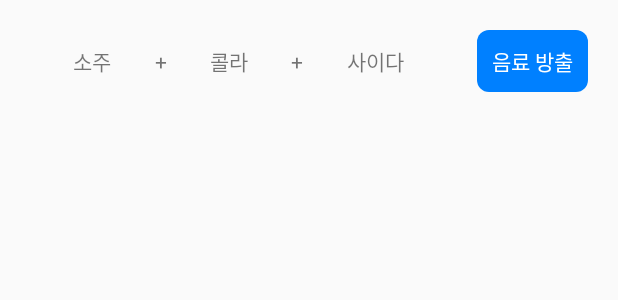
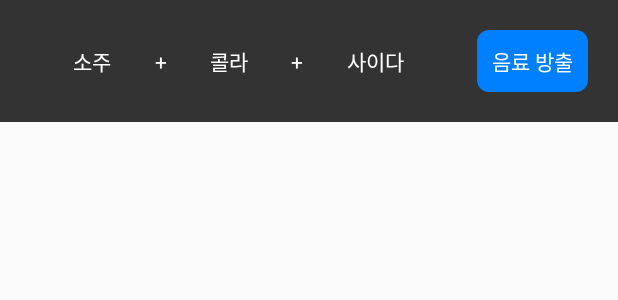
Before and after one commit to minfrank35/RandomAlcoholMachine, an Android app: the layout recipe_list_item.xml on its own in the app's theme, with its tools: preview values and no code run, on a phone screen of 412 x 824 dp. Shown: the top 300 px of the screen. Run offline under Robolectric (Android 15) with nearby library versions, the phone set to English and light mode, and no system bars.

Commit message:
2차 수정

```diff
--- a/app/src/main/java/org/techtown/cap2/view/DrinkPageboomActivity.java
+++ b/app/src/main/java/org/techtown/cap2/view/DrinkPageboomActivity.java
@@ -119,11 +119,6 @@ public class DrinkPageboomActivity extends AppCompatActivity {
 
 
 
-
-
-
-
-        back2 = findViewById(R.id.back2);
 
         back2.setOnClickListener(view -> {
             Intent intent = new Intent(this,MainActivity.class);
--- a/app/src/main/res/drawable/radius.xml
+++ b/app/src/main/res/drawable/radius.xml
@@ -1,5 +1,5 @@
 <?xml version="1.0" encoding="utf-8"?>
 <shape xmlns:android="http://schemas.android.com/apk/res/android">
-    <solid android:color="#ffffff"/>
+    <solid android:color="#333333"/>
     <corners android:radius="20dp"/>
 </shape>
--- a/app/src/main/res/layout/recipe_list_item.xml
+++ b/app/src/main/res/layout/recipe_list_item.xml
@@ -1,11 +1,11 @@
 <?xml version="1.0" encoding="utf-8"?>
 <androidx.constraintlayout.widget.ConstraintLayout xmlns:android="http://schemas.android.com/apk/res/android"
+    xmlns:app="http://schemas.android.com/apk/res-auto"
+    xmlns:tools="http://schemas.android.com/tools"
     android:layout_width="match_parent"
     android:layout_height="wrap_content"
-    android:padding="20dp"
-    xmlns:app="http://schemas.android.com/apk/res-auto"
-    xmlns:tools="http://schemas.android.com/tools"
-    >
+    android:background="#333333"
+    android:padding="20dp">
 
     <TextView
         android:id="@+id/first_item"
@@ -13,26 +13,27 @@
         android:layout_height="wrap_content"
         android:fontFamily="@font/cookie_run_regular"
 
+        android:textColor="#FFFFFF"
+        app:layout_constraintBottom_toBottomOf="parent"
+        app:layout_constraintEnd_toStartOf="@id/plus1"
+        app:layout_constraintHorizontal_chainStyle="spread"
         app:layout_constraintStart_toStartOf="parent"
-        app:layout_constraintEnd_toStartOf="@id/plus1"
+
         app:layout_constraintTop_toTopOf="parent"
-        app:layout_constraintBottom_toBottomOf="parent"
-        app:layout_constraintHorizontal_chainStyle="spread"
+        tools:text="소주" />
 
-        tools:text="소주"
-        />
     <TextView
         android:id="@+id/plus1"
         android:layout_width="wrap_content"
         android:layout_height="wrap_content"
         android:fontFamily="@font/cookie_run_regular"
         android:text="+"
+        android:textColor="#FFFFFF"
+        app:layout_constraintBottom_toBottomOf="parent"
+        app:layout_constraintEnd_toStartOf="@id/second_item"
         app:layout_constraintStart_toEndOf="@id/first_item"
-        app:layout_constraintEnd_toStartOf="@id/second_item"
-        app:layout_constraintTop_toTopOf="parent"
-        app:layout_constraintBottom_toBottomOf="parent"
 
-        />
+        app:layout_constraintTop_toTopOf="parent" />
 
     <TextView
         android:id="@+id/second_item"
@@ -40,13 +41,13 @@
         android:layout_height="wrap_content"
         android:fontFamily="@font/cookie_run_regular"
 
+        android:textColor="#FFFFFF"
+        app:layout_constraintBottom_toBottomOf="parent"
+        app:layout_constraintEnd_toStartOf="@id/plus2"
         app:layout_constraintStart_toEndOf="@id/plus1"
-        app:layout_constraintEnd_toStartOf="@id/plus2"
+
         app:layout_constraintTop_toTopOf="parent"
-        app:layout_constraintBottom_toBottomOf="parent"
-
-        tools:text="콜라"
-        />
+        tools:text="콜라" />
 
     <TextView
         android:id="@+id/plus2"
@@ -54,41 +55,40 @@
         android:layout_height="wrap_content"
         android:fontFamily="@font/cookie_run_regular"
         android:text="+"
+        android:textColor="#FFFFFF"
+        app:layout_constraintBottom_toBottomOf="parent"
+        app:layout_constraintEnd_toStartOf="@id/third_item"
         app:layout_constraintStart_toEndOf="@id/second_item"
-        app:layout_constraintEnd_toStartOf="@id/third_item"
-        app:layout_constraintTop_toTopOf="parent"
-        app:layout_constraintBottom_toBottomOf="parent"
 
-        />
+        app:layout_constraintTop_toTopOf="parent" />
 
     <TextView
         android:id="@+id/third_item"
         android:layout_width="wrap_content"
         android:layout_height="wrap_content"
+        android:layout_marginEnd="20dp"
         android:fontFamily="@font/cookie_run_regular"
-        android:layout_marginEnd="20dp"
 
-        app:layout_constraintStart_toEndOf="@id/plus2"
-        app:layout_constraintTop_toTopOf="parent"
+        android:textColor="#FFFFFF"
         app:layout_constraintBottom_toBottomOf="parent"
         app:layout_constraintEnd_toStartOf="@id/out_button"
+        app:layout_constraintStart_toEndOf="@id/plus2"
 
-        tools:text="사이다"
-        />
+        app:layout_constraintTop_toTopOf="parent"
+        tools:text="사이다" />
 
     <TextView
         android:id="@+id/out_button"
         android:layout_width="wrap_content"
         android:layout_height="wrap_content"
+        android:background="@drawable/button_background"
         android:fontFamily="@font/cookie_run_regular"
-        android:background="@drawable/button_background"
 
         android:padding="10dp"
         android:text="음료 방출"
         android:textColor="#ffffff"
         app:layout_constraintEnd_toEndOf="parent"
-        app:layout_constraintTop_toTopOf="parent"
-        />
+        app:layout_constraintTop_toTopOf="parent" />
 
 
 </androidx.constraintlayout.widget.ConstraintLayout>
```
Also changed, not shown: app/src/main/java/org/techtown/cap2/view/BeverMakingActivity.java (+19 -4 lines), app/src/main/res/layout/dialog_recipe.xml (+6 -8 lines), app/src/main/res/layout/grid_bever_item.xml (+7 -7 lines).
